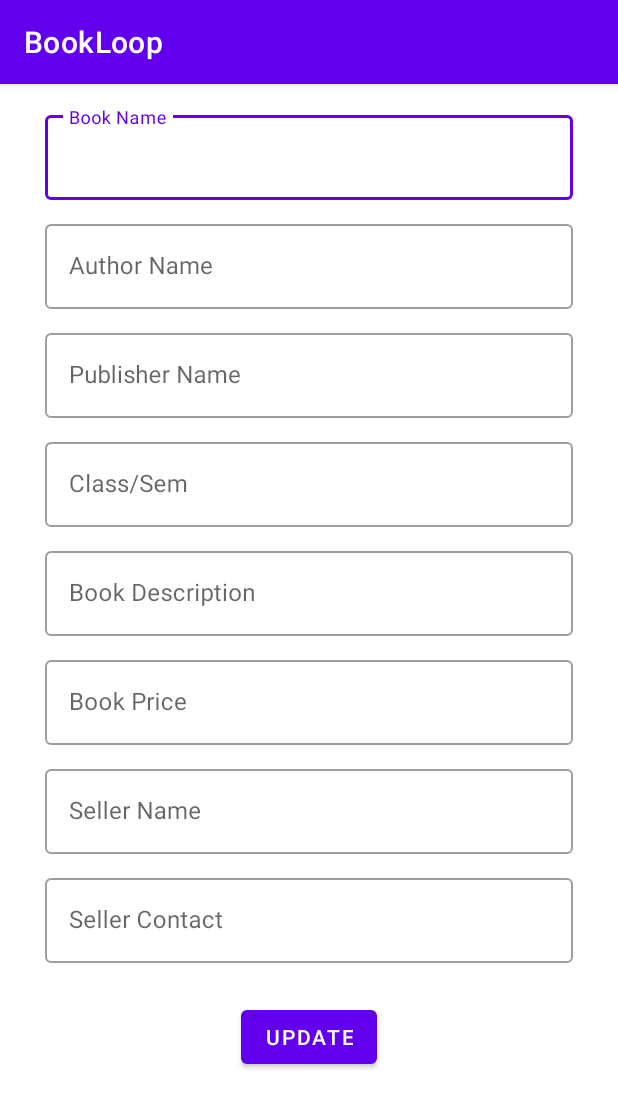
After one commit to kishalayb18/BookLoop, an Android app: the EditBookDetails screen opened directly, with no data from a screen before it, on a phone screen of 412 x 824 dp. The commit adds this screen. Shown: the top 1108 px of the screen. Run offline under Robolectric (Android 15) with nearby library versions, the phone set to English and light mode, and no system bars; our stand-ins replace Firebase (no records; nobody signed in at launch, a user with empty details on screens opened directly).

Commit message:
UPDATING BOOK ITEMS FROM MyUploads : DONE :100: :fire:
Also did some changes in other files.
Next we need to fix the designs of XML files and need to validate the java files where inputs are taken from user.
Also need to add separate menu files for separate screens.
All the major logical parts are done in this application.

BOOKLOOP IS READY TO GO :fire:

```diff
--- a/app/src/main/AndroidManifest.xml
+++ b/app/src/main/AndroidManifest.xml
@@ -11,7 +11,8 @@
         android:roundIcon="@mipmap/app_launcher_round"
         android:supportsRtl="true"
         android:theme="@style/Theme.BookLoop">
-        <activity android:name=".MyUploads"></activity>
+        <activity android:name=".EditBookDetails"></activity>
+        <activity android:name=".MyUploads" />
         <activity android:name=".MyProfileActivity" />
         <activity android:name=".BookDetails" />
         <activity android:name=".EditProfileActivity" />
--- /dev/null
+++ b/app/src/main/java/com/mypackage/bookloop/EditBookDetails.java
@@ -0,0 +1,168 @@
+package com.mypackage.bookloop;
+
+import androidx.annotation.NonNull;
+import androidx.annotation.Nullable;
+import androidx.appcompat.app.AlertDialog;
+import androidx.appcompat.app.AppCompatActivity;
+
+import android.content.DialogInterface;
+import android.content.Intent;
+import android.os.Bundle;
+import android.widget.Button;
+import android.widget.Toast;
+
+import com.google.android.material.textfield.TextInputEditText;
+import com.google.android.material.textfield.TextInputLayout;
+import com.google.firebase.auth.FirebaseAuth;
+import com.google.firebase.auth.FirebaseUser;
+import com.google.firebase.database.DataSnapshot;
+import com.google.firebase.database.DatabaseError;
+import com.google.firebase.database.DatabaseReference;
+import com.google.firebase.database.FirebaseDatabase;
+import com.google.firebase.database.ValueEventListener;
+
+import java.util.HashMap;
+import java.util.Map;
+
+public class EditBookDetails extends AppCompatActivity {
+
+    private LocalSession session;
+    private DatabaseReference reference;
+    String  authorName, bookDescription, bookId, bookName, bookPrice, publisherName, bookSellerName, bookSellerPhone, bookSem;
+    private Button btnUpdateBook;
+    private TextInputLayout layBookName,layAuthorName,layPublisherName,layBookSem,layBookDescription,layBookPrice,layBookSellerName,layBookSellerPhone;
+    private TextInputEditText editBookName,editAuthorName,editPublisherName,editBookSem,editBookDescription,editBookPrice,editBookSellerName,editBookSellerPhone;
+
+    private FirebaseAuth fAuth;
+    private FirebaseUser user;
+
+    @Override
+    protected void onCreate(Bundle savedInstanceState) {
+        super.onCreate(savedInstanceState);
+        setContentView(R.layout.activity_edit_book_details);
+        session=new LocalSession(EditBookDetails.this);
+
+        reference = FirebaseDatabase.getInstance().getReference("UploadedBooks");
+        fAuth=FirebaseAuth.getInstance();
+        user=fAuth.getCurrentUser();
+
+        btnUpdateBook=findViewById(R.id.btn_bE_update);
+
+        layBookName = findViewById(R.id.lay_bE_book_name);
+        layAuthorName = findViewById(R.id.lay_bE_author_name);
+        layPublisherName = findViewById(R.id.lay_bE_publisher_name);
+        layBookSem = findViewById(R.id.lay_bE_sem);
+        layBookDescription = findViewById(R.id.lay_bE_book_description);
+        layBookPrice = findViewById(R.id.lay_bE_book_price);
+        layBookSellerName = findViewById(R.id.lay_bE_seller_name);
+        layBookSellerPhone = findViewById(R.id.lay_bE_seller_phone);
+
+        editBookName=findViewById(R.id.inp_bE_book_name);
+        editAuthorName=findViewById(R.id.inp_author_book_name);
+        editPublisherName=findViewById(R.id.inp_bE_publisher_name);
+        editBookSem=findViewById(R.id.inp_bE_sem);
+        editBookDescription=findViewById(R.id.inp_bE_book_description);
+        editBookPrice=findViewById(R.id.inp_bE_book_price);
+        editBookSellerName=findViewById(R.id.inp_bE_seller_name);
+        editBookSellerPhone=findViewById(R.id.inp_bE_seller_phone);
+
+
+        authorName = getIntent().getStringExtra(ConstantKeys.KEY_AUTHOR_NAME);
+        bookDescription = getIntent().getStringExtra(ConstantKeys.KEY_BOOK_DESCRIPTION);
+        bookId = getIntent().getStringExtra(ConstantKeys.KEY_BOOK_ID);
+        bookName = getIntent().getStringExtra(ConstantKeys.KEY_BOOK_NAME);
+        bookPrice = getIntent().getStringExtra(ConstantKeys.KEY_BOOK_PRICE);
+        publisherName = getIntent().getStringExtra(ConstantKeys.KEY_PUBLISHER_NAME);
+        bookSellerName = getIntent().getStringExtra(ConstantKeys.KEY_SELLER_NAME);
+        bookSellerPhone = getIntent().getStringExtra(ConstantKeys.KEY_SELLER_PHONE);
+        bookSem = getIntent().getStringExtra(ConstantKeys.KEY_SEM);
+
+        editBookName.setText(bookName);
+        editAuthorName.setText(authorName);
+        editPublisherName.setText(publisherName);
+        editBookSem.setText(bookSem);
+        editBookDescription.setText(bookDescription);
+        editBookPrice.setText(bookPrice);
+        editBookSellerName.setText(bookSellerName);
+        editBookSellerPhone.setText(bookSellerPhone);
+
+
+        btnUpdateBook.setOnClickListener(v -> {
+            Toast.makeText(this,"Edit",Toast.LENGTH_SHORT);
+            editBookDetails();
+        });
+
+    }
+
+    private void editBookDetails() {
+
+        Map<String , Object> bookJson=new HashMap<>();
+
+        bookName = editBookName.getText().toString();
+        authorName = editAuthorName.getText().toString();
+        publisherName = editPublisherName.getText().toString();
+        bookSem = editBookSem.getText().toString();
+        bookDescription = editBookDescription.getText().toString();
+        bookPrice = editBookPrice.getText().toString();
+        bookSellerName = editBookSellerName.getText().toString();
+        bookSellerPhone = editBookSellerPhone.getText().toString();
+
+        bookJson.put(ConstantKeys.KEY_BOOK_NAME, bookName);
+        bookJson.put(ConstantKeys.KEY_AUTHOR_NAME, authorName);
+        bookJson.put(ConstantKeys.KEY_PUBLISHER_NAME, publisherName);
+        bookJson.put(ConstantKeys.KEY_SEM, bookSem);
+        bookJson.put(ConstantKeys.KEY_BOOK_DESCRIPTION, bookDescription);
+        bookJson.put(ConstantKeys.KEY_BOOK_PRICE, bookPrice);
+        bookJson.put(ConstantKeys.KEY_SELLER_NAME, bookSellerName);
+        bookJson.put(ConstantKeys.KEY_SELLER_PHONE, bookSellerPhone);
+
+        layBookName.setError(null);
+        layAuthorName.setError(null);
+        layPublisherName.setError(null);
+        layBookSem.setError(null);
+        layBookDescription.setError(null);
+        layBookPrice.setError(null);
+        layBookSellerName.setError(null);
+        layBookSellerPhone.setError(null);
+
+
+        if(bookName.isEmpty()){
+            layBookName.setError("Can't be empty");
+        }
+        else if(authorName.isEmpty()){
+            layAuthorName.setError("Can't be empty");
+        }
+        else if(publisherName.isEmpty()){
+            layPublisherName.setError("Can't be empty");
+        }
+        else if(bookSem.isEmpty()){
+            layBookSem.setError("Can't be empty");
+        }
+        else if(bookDescription.isEmpty()){
+            layBookDescription.setError("Can't be empty");
+        }
+        else if(bookPrice.isEmpty()){
+            layBookPrice.setError("Can't be empty");
+        }
+        else if(bookSellerName.isEmpty()){
+            layBookSellerName.setError("Can't be empty");
+        }
+        else if(bookSellerPhone.isEmpty()){
+            layBookSellerPhone.setError("Can't be empty");
+        }
+        else {
+            reference.child(bookId).updateChildren(bookJson, new DatabaseReference.CompletionListener() {
+                @Override
+                public void onComplete(@Nullable DatabaseError error, @NonNull DatabaseReference ref) {
+                    if (error == null) {
+                        Toast.makeText(EditBookDetails.this, "Updated", Toast.LENGTH_SHORT).show();
+
+                    } else {
+                        Toast.makeText(EditBookDetails.this, error.getMessage(), Toast.LENGTH_SHORT).show();
+                    }
+                }
+            });
+        }
+    }
+
+}
--- a/app/src/main/java/com/mypackage/bookloop/MainActivity.java
+++ b/app/src/main/java/com/mypackage/bookloop/MainActivity.java
@@ -152,14 +152,14 @@ public class MainActivity extends AppCompatActivity {
             }
         });
 
-        alertBuilder.setPositiveButton("Exit", new DialogInterface.OnClickListener() {
+        alertBuilder.setPositiveButton("Logout", new DialogInterface.OnClickListener() {
             @Override
             public void onClick(DialogInterface dialog, int which) {
                 LocalSession localSession = new LocalSession(MainActivity.this);
                 localSession.clearAll();
                 Intent r = new Intent(MainActivity.this, Login_Activity.class);
                 startActivity(r);//message passing object
-                Toast.makeText(MainActivity.this,"Logout successful", Toast.LENGTH_SHORT).show();
+                Toast.makeText(MainActivity.this,"Logged out successfully", Toast.LENGTH_SHORT).show();
                 MainActivity.this.finish();
             }
         });
--- a/app/src/main/java/com/mypackage/bookloop/MyUploads.java
+++ b/app/src/main/java/com/mypackage/bookloop/MyUploads.java
@@ -35,9 +35,6 @@ public class MyUploads extends AppCompatActivity {
         user=FirebaseAuth.getInstance().getCurrentUser();
         String myEmail= user.getEmail();
 
-
-        //RecyclerView start
-
         recyclerView =findViewById(R.id.recycler_list_myUploads);
         database= FirebaseDatabase.getInstance().getReference("UploadedBooks");
         recyclerView.setHasFixedSize(true);
--- a/app/src/main/java/com/mypackage/bookloop/MyUploadsAdapter.java
+++ b/app/src/main/java/com/mypackage/bookloop/MyUploadsAdapter.java
@@ -1,6 +1,7 @@
 package com.mypackage.bookloop;
 
 import android.content.Context;
+import android.content.DialogInterface;
 import android.content.Intent;
 import android.util.Log;
 import android.view.LayoutInflater;
@@ -10,6 +11,7 @@ import android.widget.TextView;
 import android.widget.Toast;
 
 import androidx.annotation.NonNull;
+import androidx.appcompat.app.AlertDialog;
 import androidx.cardview.widget.CardView;
 import androidx.recyclerview.widget.RecyclerView;
 
@@ -65,8 +67,20 @@ public class MyUploadsAdapter extends RecyclerView.Adapter<MyUploadsAdapter.MyUp
 
                 Toast.makeText(mContext,"Edit clicked",Toast.LENGTH_SHORT).show();
                 /**
-                 * CODE TO EDIT SHOULD BE ADDED
+                 * CODE TO EDIT BOOK DETAILS SHOULD BE ADDED!
                  */
+                Intent intent=new Intent(mContext,EditBookDetails.class);
+
+                intent.putExtra(ConstantKeys.KEY_AUTHOR_NAME, bookListModel.getAuthorName());
+                intent.putExtra(ConstantKeys.KEY_BOOK_DESCRIPTION, bookListModel.getBookDescription());
+                intent.putExtra(ConstantKeys.KEY_BOOK_ID, bookListModel.getBookID());
+                intent.putExtra(ConstantKeys.KEY_BOOK_NAME, bookListModel.getBookName());
+                intent.putExtra(ConstantKeys.KEY_BOOK_PRICE, bookListModel.getBookPrice());
+                intent.putExtra(ConstantKeys.KEY_PUBLISHER_NAME, bookListModel.getPublisherName());
+                intent.putExtra(ConstantKeys.KEY_SELLER_NAME, bookListModel.getSellerName());
+                intent.putExtra(ConstantKeys.KEY_SELLER_PHONE, bookListModel.getSellerPhone());
+                intent.putExtra(ConstantKeys.KEY_SEM, bookListModel.getSem());
+                mContext.startActivity(intent);
             }
         });
 
@@ -79,7 +93,31 @@ public class MyUploadsAdapter extends RecyclerView.Adapter<MyUploadsAdapter.MyUp
                  * CODE TO DELETE BOOK ITEM FROM MyUploads.
                  * ALERT DIALOG BOX NEED TO BE ADDED!
                  */
-                database.child(thisBookId).removeValue();
+                //database.child(thisBookId).removeValue();
+
+                AlertDialog.Builder alertBuilder = new AlertDialog.Builder(mContext);
+                alertBuilder.setTitle("DELETE MESSAGE");
+                alertBuilder.setMessage("You cannot retrieve the book item later.");
+
+                alertBuilder.setNegativeButton("CANCEL", new DialogInterface.OnClickListener() {
+                    @Override
+                    public void onClick(DialogInterface dialog, int which) {
+                        //cancel operation
+                        Toast.makeText(mContext,"Cancelled", Toast.LENGTH_SHORT).show();
+                        dialog.dismiss();
+                    }
+                });
+
+                alertBuilder.setPositiveButton("DELETE", new DialogInterface.OnClickListener() {
+                    @Override
+                    public void onClick(DialogInterface dialog, int which) {
+
+                        database.child(thisBookId).removeValue();
+                        Toast.makeText(mContext,"Deleted Successfully", Toast.LENGTH_SHORT).show();
+                    }
+                });
+                alertBuilder.setCancelable(false); //auto cancel suspended
+                alertBuilder.show();
 
             }
         });
--- /dev/null
+++ b/app/src/main/res/layout/activity_edit_book_details.xml
@@ -0,0 +1,175 @@
+<?xml version="1.0" encoding="utf-8"?>
+<LinearLayout xmlns:android="http://schemas.android.com/apk/res/android"
+    xmlns:app="http://schemas.android.com/apk/res-auto"
+    xmlns:tools="http://schemas.android.com/tools"
+    android:layout_width="match_parent"
+    android:layout_height="match_parent"
+    android:orientation="vertical"
+    tools:context=".EditBookDetails">
+
+    <LinearLayout
+        android:id="@+id/content"
+        android:layout_width="match_parent"
+        android:layout_height="wrap_content"
+        android:orientation="vertical"
+        android:layout_marginHorizontal="20dp"
+        android:layout_marginVertical="10dp">
+
+
+
+        <com.google.android.material.textfield.TextInputLayout
+            android:id="@+id/lay_bE_book_name"
+            style="@style/Widget.MaterialComponents.TextInputLayout.OutlinedBox"
+            android:layout_width="match_parent"
+            android:layout_height="wrap_content"
+            android:layout_marginLeft="10dp"
+            android:layout_marginRight="10dp"
+            android:layout_marginTop="5dp"
+            android:layout_marginBottom="5dp">
+            <com.google.android.material.textfield.TextInputEditText
+                android:layout_width="match_parent"
+                android:hint="Book Name"
+                android:inputType="textAutoCorrect"
+                android:id="@+id/inp_bE_book_name"
+                android:layout_height="wrap_content"/>
+        </com.google.android.material.textfield.TextInputLayout>
+
+        <com.google.android.material.textfield.TextInputLayout
+            android:id="@+id/lay_bE_author_name"
+            style="@style/Widget.MaterialComponents.TextInputLayout.OutlinedBox"
+            android:layout_width="match_parent"
+            android:layout_height="wrap_content"
+            android:layout_marginLeft="10dp"
+            android:layout_marginRight="10dp"
+            android:layout_marginTop="5dp"
+            android:layout_marginBottom="5dp">
+            <com.google.android.material.textfield.TextInputEditText
+                android:layout_width="match_parent"
+                android:hint="Author Name"
+                android:inputType="textAutoCorrect"
+                android:id="@+id/inp_author_book_name"
+                android:layout_height="wrap_content"/>
+        </com.google.android.material.textfield.TextInputLayout>
+
+        <com.google.android.material.textfield.TextInputLayout
+            android:id="@+id/lay_bE_publisher_name"
+            style="@style/Widget.MaterialComponents.TextInputLayout.OutlinedBox"
+            android:layout_width="match_parent"
+            android:layout_height="wrap_content"
+            android:layout_marginLeft="10dp"
+            android:layout_marginRight="10dp"
+            android:layout_marginTop="5dp"
+            android:layout_marginBottom="5dp">
+            <com.google.android.material.textfield.TextInputEditText
+                android:layout_width="match_parent"
+                android:hint="Publisher Name"
+                android:inputType="textAutoCorrect"
+                android:id="@+id/inp_bE_publisher_name"
+                android:layout_height="wrap_content"/>
+        </com.google.android.material.textfield.TextInputLayout>
+
+        <com.google.android.material.textfield.TextInputLayout
+            android:id="@+id/lay_bE_sem"
+            style="@style/Widget.MaterialComponents.TextInputLayout.OutlinedBox"
+            android:layout_width="match_parent"
+            android:layout_height="wrap_content"
+            android:layout_marginLeft="10dp"
+            android:layout_marginRight="10dp"
+            android:layout_marginTop="5dp"
+            android:layout_marginBottom="5dp">
+            <com.google.android.material.textfield.TextInputEditText
+                android:layout_width="match_parent"
+                android:hint="Class/Sem"
+                android:inputType="textAutoCorrect"
+                android:id="@+id/inp_bE_sem"
+                android:layout_height="wrap_content"/>
+        </com.google.android.material.textfield.TextInputLayout>
+
+        <com.google.android.material.textfield.TextInputLayout
+            android:id="@+id/lay_bE_book_description"
+            style="@style/Widget.MaterialComponents.TextInputLayout.OutlinedBox"
+            android:layout_width="match_parent"
+            android:layout_height="wrap_content"
+            android:layout_marginLeft="10dp"
+            android:layout_marginRight="10dp"
+            android:layout_marginTop="5dp"
+            android:layout_marginBottom="5dp">
+            <com.google.android.material.textfield.TextInputEditText
+                android:layout_width="match_parent"
+                android:hint="Book Description"
+                android:inputType="textAutoCorrect"
+                android:id="@+id/inp_bE_book_description"
+                android:layout_height="wrap_content"/>
+        </com.google.android.material.textfield.TextInputLayout>
+
+        <com.google.android.material.textfield.TextInputLayout
+            android:id="@+id/lay_bE_book_price"
+            style="@style/Widget.MaterialComponents.TextInputLayout.OutlinedBox"
+            android:layout_width="match_parent"
+            android:layout_height="wrap_content"
+            android:layout_marginLeft="10dp"
+            android:layout_marginRight="10dp"
+            android:layout_marginTop="5dp"
+            android:layout_marginBottom="5dp">
+            <com.google.android.material.textfield.TextInputEditText
+                android:layout_width="match_parent"
+                android:hint="Book Price"
+                android:inputType="number"
+                android:id="@+id/inp_bE_book_price"
+                android:layout_height="wrap_content"/>
+        </com.google.android.material.textfield.TextInputLayout>
+
+        <com.google.android.material.textfield.TextInputLayout
+            android:id="@+id/lay_bE_seller_name"
+            style="@style/Widget.MaterialComponents.TextInputLayout.OutlinedBox"
+            android:layout_width="match_parent"
+            android:layout_height="wrap_content"
+            android:layout_marginLeft="10dp"
+            android:layout_marginRight="10dp"
+            android:layout_marginTop="5dp"
+            android:layout_marginBottom="5dp">
+            <com.google.android.material.textfield.TextInputEditText
+                android:layout_width="match_parent"
+                android:hint="Seller Name"
+                android:inputType="textAutoCorrect"
+                android:id="@+id/inp_bE_seller_name"
+                android:layout_height="wrap_content"/>
+        </com.google.android.material.textfield.TextInputLayout>
+
+        <com.google.android.material.textfield.TextInputLayout
+            android:id="@+id/lay_bE_seller_phone"
+            style="@style/Widget.MaterialComponents.TextInputLayout.OutlinedBox"
+            android:layout_width="match_parent"
+            android:layout_height="wrap_content"
+            android:layout_marginLeft="10dp"
+            android:layout_marginRight="10dp"
+            android:layout_marginTop="5dp"
+            android:layout_marginBottom="5dp">
+            <com.google.android.material.textfield.TextInputEditText
+                android:layout_width="match_parent"
+                android:hint="Seller Contact"
+                android:inputType="number"
+                android:id="@+id/inp_bE_seller_phone"
+                android:layout_height="wrap_content"/>
+        </com.google.android.material.textfield.TextInputLayout>
+
+
+    </LinearLayout>
+
+    <LinearLayout
+        android:layout_width="wrap_content"
+        android:layout_height="wrap_content"
+        android:layout_marginLeft="20dp"
+        android:layout_marginRight="20dp"
+        android:orientation="vertical"
+        android:layout_gravity="center">
+
+        <Button
+            android:id="@+id/btn_bE_update"
+            android:layout_width="match_parent"
+            android:layout_height="wrap_content"
+            android:layout_margin="10dp"
+            android:text="Update" />
+    </LinearLayout>
+
+</LinearLayout>
```
